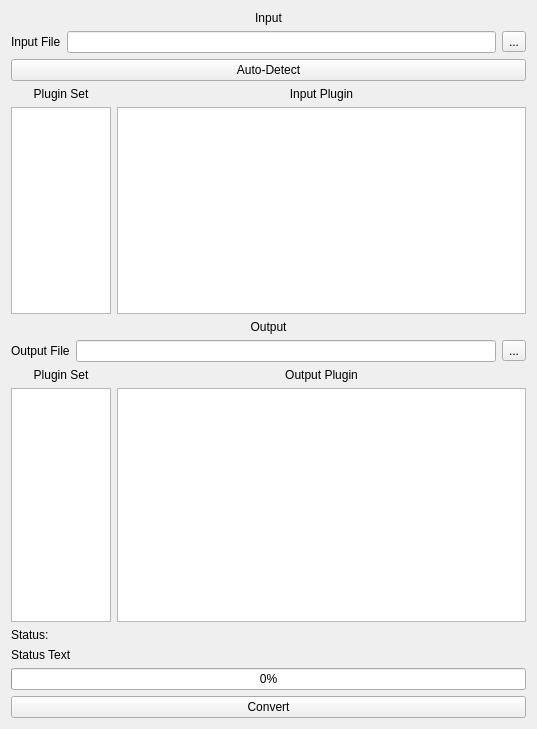
Qt form objects_ui/ui_pyqt.ui (SatyrDiamond/DawVert) before a commit.
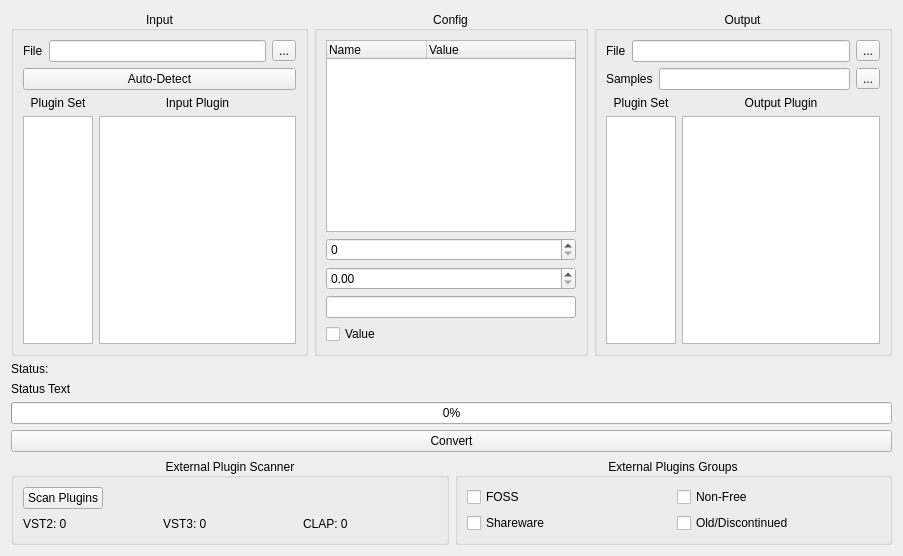
The same form after that commit.

What changed in the file:
```diff
--- a/objects_ui/ui_pyqt.ui
+++ b/objects_ui/ui_pyqt.ui
@@ -6,48 +6,46 @@
    <rect>
     <x>0</x>
     <y>0</y>
-    <width>537</width>
-    <height>729</height>
+    <width>903</width>
+    <height>551</height>
    </rect>
   </property>
   <property name="windowTitle">
    <string>Form</string>
   </property>
-  <layout class="QHBoxLayout" name="horizontalLayout_2">
+  <layout class="QVBoxLayout" name="verticalLayout">
    <item>
-    <layout class="QHBoxLayout" name="horizontalLayout">
+    <layout class="QHBoxLayout" name="AreasIO">
      <item>
-      <layout class="QVBoxLayout" name="verticalLayout_2">
-       <item>
-        <layout class="QVBoxLayout" name="verticalLayout_8">
-         <property name="leftMargin">
-          <number>0</number>
-         </property>
-         <property name="topMargin">
-          <number>0</number>
-         </property>
-         <property name="rightMargin">
-          <number>0</number>
-         </property>
-         <property name="bottomMargin">
-          <number>0</number>
-         </property>
-         <item>
-          <widget class="QLabel" name="label_10">
-           <property name="text">
+      <widget class="QGroupBox" name="InputGroup">
+       <property name="sizePolicy">
+        <sizepolicy hsizetype="Preferred" vsizetype="Preferred">
+         <horstretch>0</horstretch>
+         <verstretch>0</verstretch>
+        </sizepolicy>
+       </property>
+       <property name="minimumSize">
+        <size>
+         <width>240</width>
+         <height>0</height>
+        </size>
+       </property>
+       <property name="title">
             <string>Input</string>
            </property>
            <property name="alignment">
             <set>Qt::AlignCenter</set>
            </property>
-          </widget>
-         </item>
+       <layout class="QVBoxLayout" name="verticalLayout_4">
          <item>
-          <layout class="QHBoxLayout" name="horizontalLayout_7">
+         <layout class="QHBoxLayout" name="InputFileArea">
+          <property name="sizeConstraint">
+           <enum>QLayout::SetDefaultConstraint</enum>
+          </property>
            <item>
             <widget class="QLabel" name="label">
              <property name="text">
-              <string>Input File</string>
+             <string>File</string>
              </property>
             </widget>
            </item>
@@ -77,11 +75,11 @@
           </widget>
          </item>
          <item>
-          <layout class="QGridLayout" name="gridLayout">
+         <layout class="QGridLayout" name="InputListArea">
            <item row="2" column="1">
             <widget class="QListWidget" name="ListWidget_InPlugin">
              <property name="sizePolicy">
-              <sizepolicy hsizetype="Ignored" vsizetype="Expanding">
+             <sizepolicy hsizetype="Expanding" vsizetype="Expanding">
                <horstretch>0</horstretch>
                <verstretch>0</verstretch>
               </sizepolicy>
@@ -124,37 +122,93 @@
           </layout>
          </item>
         </layout>
+      </widget>
        </item>
        <item>
-        <layout class="QVBoxLayout" name="verticalLayout_9">
-         <property name="leftMargin">
-          <number>0</number>
-         </property>
-         <property name="topMargin">
-          <number>0</number>
-         </property>
-         <property name="rightMargin">
-          <number>0</number>
-         </property>
-         <property name="bottomMargin">
-          <number>0</number>
-         </property>
+      <widget class="QGroupBox" name="ConfigArea">
+       <property name="sizePolicy">
+        <sizepolicy hsizetype="Maximum" vsizetype="Preferred">
+         <horstretch>0</horstretch>
+         <verstretch>0</verstretch>
+        </sizepolicy>
+       </property>
+       <property name="title">
+        <string>Config</string>
+       </property>
+       <property name="alignment">
+        <set>Qt::AlignCenter</set>
+       </property>
+       <layout class="QVBoxLayout" name="verticalLayout_7">
+        <item>
+         <widget class="QTreeWidget" name="ConfigList">
+          <property name="sizePolicy">
+           <sizepolicy hsizetype="Fixed" vsizetype="MinimumExpanding">
+            <horstretch>0</horstretch>
+            <verstretch>0</verstretch>
+           </sizepolicy>
+          </property>
+          <property name="minimumSize">
+           <size>
+            <width>250</width>
+            <height>0</height>
+           </size>
+          </property>
+          <column>
+           <property name="text">
+            <string>Name</string>
+           </property>
+          </column>
+          <column>
+           <property name="text">
+            <string>Value</string>
+           </property>
+          </column>
+         </widget>
+        </item>
          <item>
-          <widget class="QLabel" name="label_6">
+         <layout class="QVBoxLayout" name="verticalLayout_3">
+          <item>
+           <widget class="QSpinBox" name="ConfigInt"/>
+          </item>
+          <item>
+           <widget class="QDoubleSpinBox" name="ConfigFloat"/>
+          </item>
+          <item>
+           <widget class="QLineEdit" name="ConfigString"/>
+          </item>
+          <item>
+           <widget class="QCheckBox" name="ConfigBool">
            <property name="text">
+             <string>Value</string>
+            </property>
+           </widget>
+          </item>
+         </layout>
+        </item>
+       </layout>
+      </widget>
+     </item>
+     <item>
+      <widget class="QGroupBox" name="OutputGroup">
+       <property name="minimumSize">
+        <size>
+         <width>240</width>
+         <height>0</height>
+        </size>
+       </property>
+       <property name="title">
             <string>Output</string>
            </property>
            <property name="alignment">
             <set>Qt::AlignCenter</set>
            </property>
-          </widget>
-         </item>
+       <layout class="QVBoxLayout" name="verticalLayout_2">
          <item>
-          <layout class="QHBoxLayout" name="horizontalLayout_10">
+         <layout class="QHBoxLayout" name="OutputFileArea">
            <item>
             <widget class="QLabel" name="label_5">
              <property name="text">
-              <string>Output File</string>
+             <string>File</string>
              </property>
             </widget>
            </item>
@@ -171,7 +225,28 @@
           </layout>
          </item>
          <item>
-          <layout class="QGridLayout" name="gridLayout_5">
+         <layout class="QHBoxLayout" name="OutputSampleArea_2">
+          <item>
+           <widget class="QLabel" name="OutputSampleFile">
+            <property name="text">
+             <string>Samples</string>
+            </property>
+           </widget>
+          </item>
+          <item>
+           <widget class="QLineEdit" name="OutputSamplePath"/>
+          </item>
+          <item>
+           <widget class="QToolButton" name="OutputSampleButton">
+            <property name="text">
+             <string>...</string>
+            </property>
+           </widget>
+          </item>
+         </layout>
+        </item>
+        <item>
+         <layout class="QGridLayout" name="OutputListArea">
            <item row="1" column="0">
             <widget class="QListWidget" name="ListWidget_OutPlugSet">
              <property name="sizePolicy">
@@ -224,7 +299,14 @@
           </layout>
          </item>
         </layout>
-       </item>
+      </widget>
+     </item>
+    </layout>
+   </item>
+   <item>
+    <layout class="QHBoxLayout" name="BottomArea">
+     <item>
+      <layout class="QVBoxLayout" name="AreaInteract">
        <item>
         <widget class="QLabel" name="StatusText">
          <property name="styleSheet">
@@ -271,6 +353,151 @@
          </property>
         </widget>
        </item>
+       <item>
+        <layout class="QHBoxLayout" name="ExtPluginArea">
+         <item>
+          <widget class="QGroupBox" name="ExtPlugScanner">
+           <property name="title">
+            <string>External Plugin Scanner</string>
+           </property>
+           <property name="alignment">
+            <set>Qt::AlignCenter</set>
+           </property>
+           <layout class="QVBoxLayout" name="verticalLayout_5">
+            <item>
+             <layout class="QHBoxLayout" name="horizontalLayout">
+              <item>
+               <widget class="QPushButton" name="PluginScanButton">
+                <property name="sizePolicy">
+                 <sizepolicy hsizetype="Fixed" vsizetype="Fixed">
+                  <horstretch>0</horstretch>
+                  <verstretch>0</verstretch>
+                 </sizepolicy>
+                </property>
+                <property name="text">
+                 <string>Scan Plugins</string>
+                </property>
+               </widget>
+              </item>
+              <item>
+               <widget class="QLabel" name="PluginScanStatus">
+                <property name="sizePolicy">
+                 <sizepolicy hsizetype="Minimum" vsizetype="Preferred">
+                  <horstretch>0</horstretch>
+                  <verstretch>0</verstretch>
+                 </sizepolicy>
+                </property>
+                <property name="text">
+                 <string/>
+                </property>
+               </widget>
+              </item>
+             </layout>
+            </item>
+            <item>
+             <layout class="QHBoxLayout" name="horizontalLayout_2">
+              <item>
+               <widget class="QLabel" name="ExtCountVST2">
+                <property name="text">
+                 <string>VST2: 0</string>
+                </property>
+               </widget>
+              </item>
+              <item>
+               <widget class="QLabel" name="ExtCountVST3">
+                <property name="text">
+                 <string>VST3: 0</string>
+                </property>
+               </widget>
+              </item>
+              <item>
+               <widget class="QLabel" name="ExtCountCLAP">
+                <property name="text">
+                 <string>CLAP: 0</string>
+                </property>
+               </widget>
+              </item>
+             </layout>
+            </item>
+           </layout>
+          </widget>
+         </item>
+         <item>
+          <widget class="QGroupBox" name="ExtPlugCatsGroup">
+           <property name="sizePolicy">
+            <sizepolicy hsizetype="Preferred" vsizetype="Preferred">
+             <horstretch>0</horstretch>
+             <verstretch>0</verstretch>
+            </sizepolicy>
+           </property>
+           <property name="title">
+            <string>External Plugins Groups</string>
+           </property>
+           <property name="alignment">
+            <set>Qt::AlignCenter</set>
+           </property>
+           <layout class="QGridLayout" name="gridLayout_2">
+            <item row="0" column="0">
+             <layout class="QGridLayout" name="gridLayout">
+              <item row="0" column="0">
+               <widget class="QCheckBox" name="ExtPlugG_FOSS">
+                <property name="sizePolicy">
+                 <sizepolicy hsizetype="Minimum" vsizetype="Preferred">
+                  <horstretch>0</horstretch>
+                  <verstretch>0</verstretch>
+                 </sizepolicy>
+                </property>
+                <property name="text">
+                 <string>FOSS</string>
+                </property>
+               </widget>
+              </item>
+              <item row="1" column="0">
+               <widget class="QCheckBox" name="ExtPlugG_Shareware">
+                <property name="sizePolicy">
+                 <sizepolicy hsizetype="Preferred" vsizetype="Fixed">
+                  <horstretch>0</horstretch>
+                  <verstretch>0</verstretch>
+                 </sizepolicy>
+                </property>
+                <property name="text">
+                 <string>Shareware</string>
+                </property>
+               </widget>
+              </item>
+              <item row="1" column="1">
+               <widget class="QCheckBox" name="ExtPlugG_Old">
+                <property name="sizePolicy">
+                 <sizepolicy hsizetype="Preferred" vsizetype="Fixed">
+                  <horstretch>0</horstretch>
+                  <verstretch>0</verstretch>
+                 </sizepolicy>
+                </property>
+                <property name="text">
+                 <string>Old/Discontinued</string>
+                </property>
+               </widget>
+              </item>
+              <item row="0" column="1">
+               <widget class="QCheckBox" name="ExtPlugG_NonFree">
+                <property name="sizePolicy">
+                 <sizepolicy hsizetype="Preferred" vsizetype="Fixed">
+                  <horstretch>0</horstretch>
+                  <verstretch>0</verstretch>
+                 </sizepolicy>
+                </property>
+                <property name="text">
+                 <string>Non-Free</string>
+                </property>
+               </widget>
+              </item>
+             </layout>
+            </item>
+           </layout>
+          </widget>
+         </item>
+        </layout>
+       </item>
       </layout>
      </item>
     </layout>
```
Left out of the diff: 4 changed lines with no effect on the pictures. Lines whose indentation alone changed are shown as unchanged.
